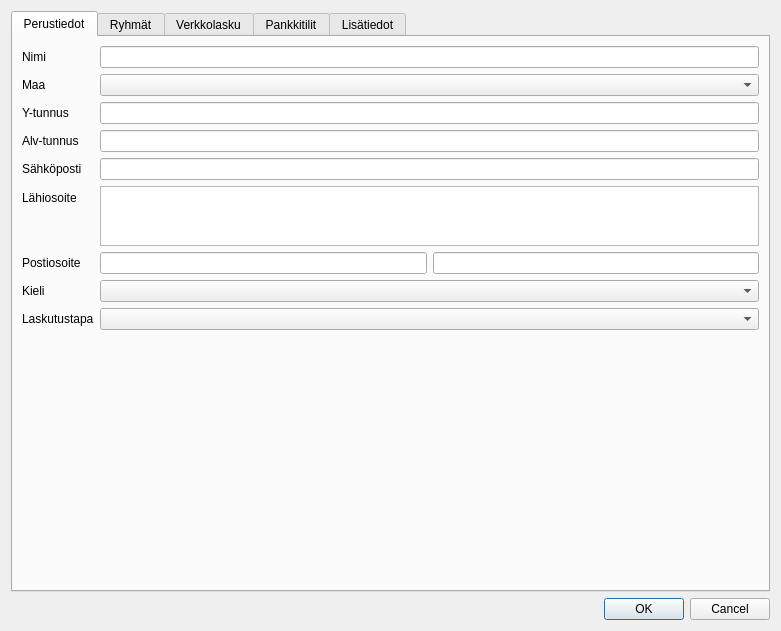
Qt form kitsas/rekisteri/asiakastoimittajadlg.ui (artoh/kitupiikki) before a commit.
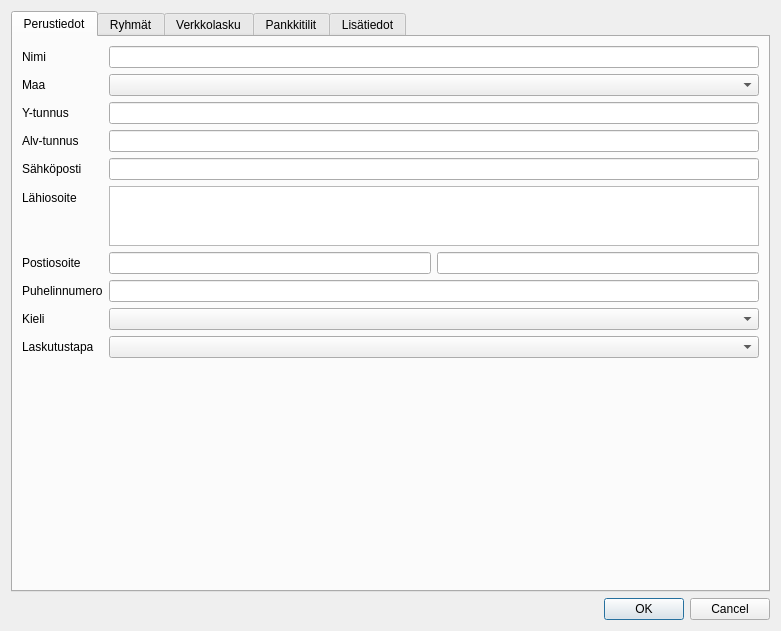
The same form after that commit. Icons and pictures are not drawn. Custom widgets are drawn as their Qt base class.

```diff
--- a/kitsas/rekisteri/asiakastoimittajadlg.ui
+++ b/kitsas/rekisteri/asiakastoimittajadlg.ui
@@ -137,27 +137,27 @@
          </item>
         </layout>
        </item>
-       <item row="7" column="0">
+       <item row="8" column="0">
         <widget class="QLabel" name="label_3">
          <property name="text">
           <string>Kieli</string>
          </property>
         </widget>
        </item>
-       <item row="7" column="1">
+       <item row="8" column="1">
         <widget class="QComboBox" name="kieliCombo"/>
        </item>
-       <item row="8" column="0">
+       <item row="9" column="0">
         <widget class="QLabel" name="label_7">
          <property name="text">
           <string>Laskutustapa</string>
          </property>
         </widget>
        </item>
-       <item row="8" column="1">
-        <widget class="QComboBox" name="laskutapaCombo"/>
-       </item>
        <item row="9" column="1">
+        <widget class="QComboBox" name="laskutapaCombo"/>
+       </item>
+       <item row="10" column="1">
         <spacer name="verticalSpacer">
          <property name="orientation">
           <enum>Qt::Vertical</enum>
@@ -170,6 +170,16 @@
          </property>
         </spacer>
        </item>
+       <item row="7" column="0">
+        <widget class="QLabel" name="label_8">
+         <property name="text">
+          <string>Puhelinnumero</string>
+         </property>
+        </widget>
+       </item>
+       <item row="7" column="1">
+        <widget class="QLineEdit" name="puhelinEdit"/>
+       </item>
       </layout>
      </widget>
      <widget class="QWidget" name="tab_2">
```
